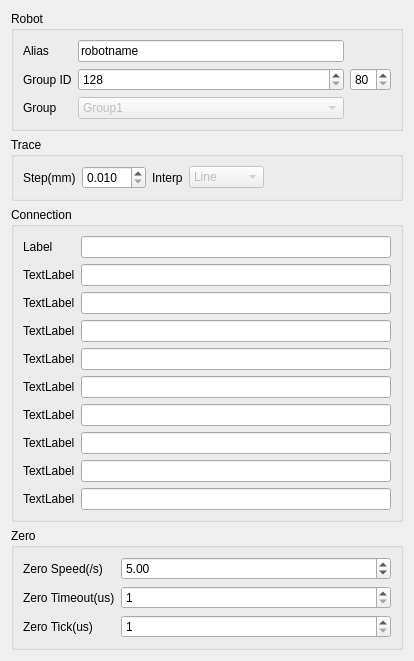
Above: source/wnd/ui/robocompref.ui from ww4u/megarobostudio before the change. Below: the same form after it.
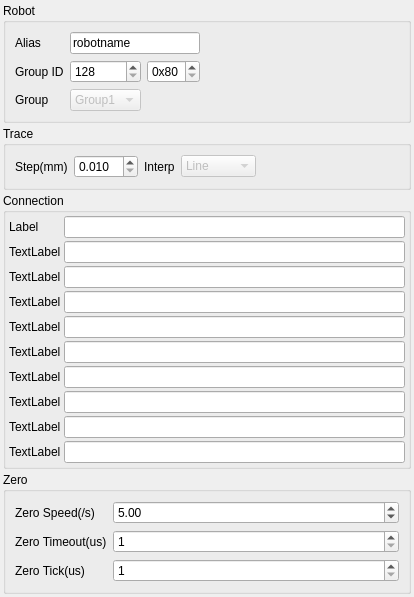
That is the form after the change.

What changed in the file:
```diff
--- a/source/wnd/ui/robocompref.ui
+++ b/source/wnd/ui/robocompref.ui
@@ -7,13 +7,28 @@
     <x>0</x>
     <y>0</y>
     <width>414</width>
-    <height>588</height>
+    <height>536</height>
    </rect>
   </property>
   <property name="windowTitle">
    <string>Form</string>
   </property>
   <layout class="QVBoxLayout" name="verticalLayout">
+   <property name="spacing">
+    <number>3</number>
+   </property>
+   <property name="leftMargin">
+    <number>3</number>
+   </property>
+   <property name="topMargin">
+    <number>3</number>
+   </property>
+   <property name="rightMargin">
+    <number>3</number>
+   </property>
+   <property name="bottomMargin">
+    <number>3</number>
+   </property>
    <item>
     <widget class="QGroupBox" name="groupBox_3">
      <property name="title">
@@ -27,7 +42,7 @@
         </property>
        </widget>
       </item>
-      <item row="0" column="3">
+      <item row="0" column="3" colspan="2">
        <widget class="QLineEdit" name="edtAlias">
         <property name="text">
          <string>robotname</string>
@@ -41,10 +56,22 @@
         </property>
        </widget>
       </item>
-      <item row="2" column="1">
-       <widget class="QLabel" name="label_10">
-        <property name="text">
-         <string>Group</string>
+      <item row="1" column="4">
+       <widget class="QSpinBox" name="spinBox_2">
+        <property name="suffix">
+         <string/>
+        </property>
+        <property name="prefix">
+         <string>0x</string>
+        </property>
+        <property name="minimum">
+         <number>128</number>
+        </property>
+        <property name="maximum">
+         <number>255</number>
+        </property>
+        <property name="displayIntegerBase">
+         <number>16</number>
         </property>
        </widget>
       </item>
@@ -75,19 +102,26 @@
         </property>
        </widget>
       </item>
-      <item row="1" column="4">
-       <widget class="QSpinBox" name="spinBox_2">
-        <property name="minimum">
-         <number>128</number>
-        </property>
-        <property name="maximum">
-         <number>255</number>
-        </property>
-        <property name="displayIntegerBase">
-         <number>16</number>
+      <item row="2" column="1">
+       <widget class="QLabel" name="label_10">
+        <property name="text">
+         <string>Group</string>
         </property>
        </widget>
       </item>
+      <item row="1" column="5">
+       <spacer name="horizontalSpacer">
+        <property name="orientation">
+         <enum>Qt::Horizontal</enum>
+        </property>
+        <property name="sizeHint" stdset="0">
+         <size>
+          <width>40</width>
+          <height>20</height>
+         </size>
+        </property>
+       </spacer>
+      </item>
      </layout>
     </widget>
    </item>
@@ -168,6 +202,24 @@
       <string>Connection</string>
      </property>
      <layout class="QFormLayout" name="formLayout_2">
+      <property name="horizontalSpacing">
+       <number>3</number>
+      </property>
+      <property name="verticalSpacing">
+       <number>3</number>
+      </property>
+      <property name="leftMargin">
+       <number>3</number>
+      </property>
+      <property name="topMargin">
+       <number>3</number>
+      </property>
+      <property name="rightMargin">
+       <number>3</number>
+      </property>
+      <property name="bottomMargin">
+       <number>3</number>
+      </property>
       <item row="0" column="0">
        <widget class="QLabel" name="label_2">
         <property name="text">
```
